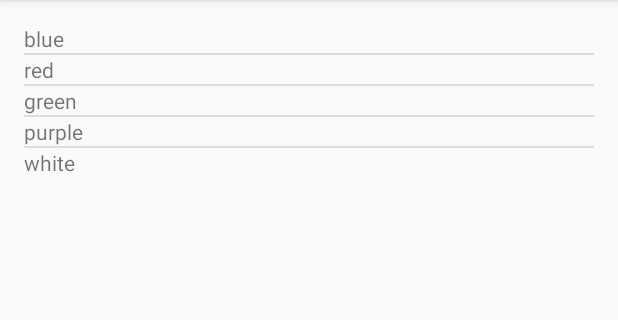
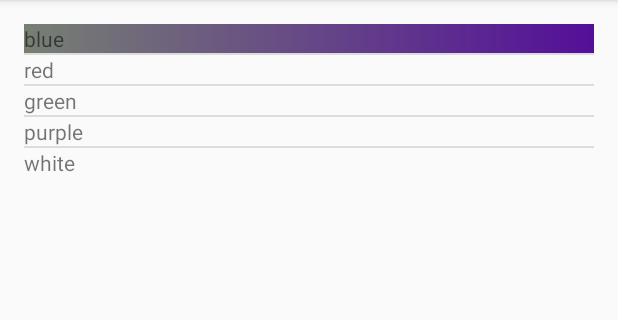
Before and after one commit to matthewddiaz/Android, an Android app: the screen it shows after launch (MainActivity), after a tap on "blue", on a phone screen of 412 x 824 dp, the part 84-404 px from its top. Run offline under Robolectric (Android 15) with nearby library versions, the phone set to English and light mode, and no system bars.

Commit message:
Update ColorListView when a view in the listview is pressed the background of that view changes to a gradient!

```diff
--- /dev/null
+++ b/ColorListView/app/src/main/java/com/matthewddiaz/colorlistview/ColorMaker.java
@@ -0,0 +1,23 @@
+package com.matthewddiaz.colorlistview;
+
+import android.graphics.Color;
+
+/**
+ * Created by matthew on 4/14/15.
+ */
+public class ColorMaker {
+    private float[] hsv;
+
+    public ColorMaker(float hue, float saturation, float value){
+        hsv = new float[3];
+        hsv[0] = hue;
+        hsv[1] = saturation;
+        hsv[2] = value;
+    }
+
+    public int makeColor(){
+        return android.graphics.Color.HSVToColor(hsv);
+    }
+
+
+}
--- a/ColorListView/app/src/main/java/com/matthewddiaz/colorlistview/MainActivity.java
+++ b/ColorListView/app/src/main/java/com/matthewddiaz/colorlistview/MainActivity.java
@@ -1,5 +1,7 @@
 package com.matthewddiaz.colorlistview;
 
+import android.graphics.Color;
+import android.graphics.drawable.GradientDrawable;
 import android.support.v7.app.ActionBarActivity;
 import android.os.Bundle;
 import android.view.Menu;
@@ -14,6 +16,11 @@ import android.widget.Toast;
 
 public class MainActivity extends ActionBarActivity {
     private ListView list;
+    ColorMaker c1 = new ColorMaker(100f,.1f,.5f);
+    ColorMaker c2 = new ColorMaker(270f,.9f,.6f);
+    int color1 = c1.makeColor();
+    int color2 = c2.makeColor();
+    GradientDrawable drawable = new GradientDrawable(GradientDrawable.Orientation.LEFT_RIGHT,new int[]{color1,color2});
 
     @Override
     protected void onCreate(Bundle savedInstanceState) {
@@ -35,6 +42,7 @@ public class MainActivity extends ActionBarActivity {
             @Override
             public void onItemClick(AdapterView<?> parent, View view, int position, long id) {
                 TextView textView = (TextView)view;
+                view.setBackground(drawable);
                 String message = "The clicked #" + position + " and the color is "
                                  + textView.getText().toString();
                 Toast.makeText(MainActivity.this,message,Toast.LENGTH_LONG).show();
```
